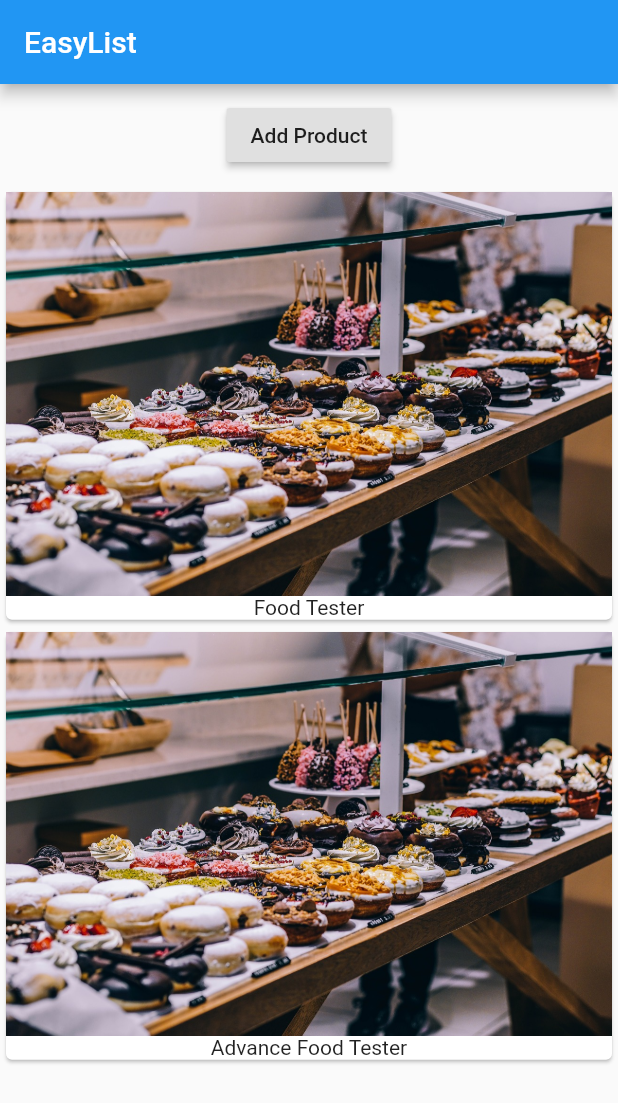
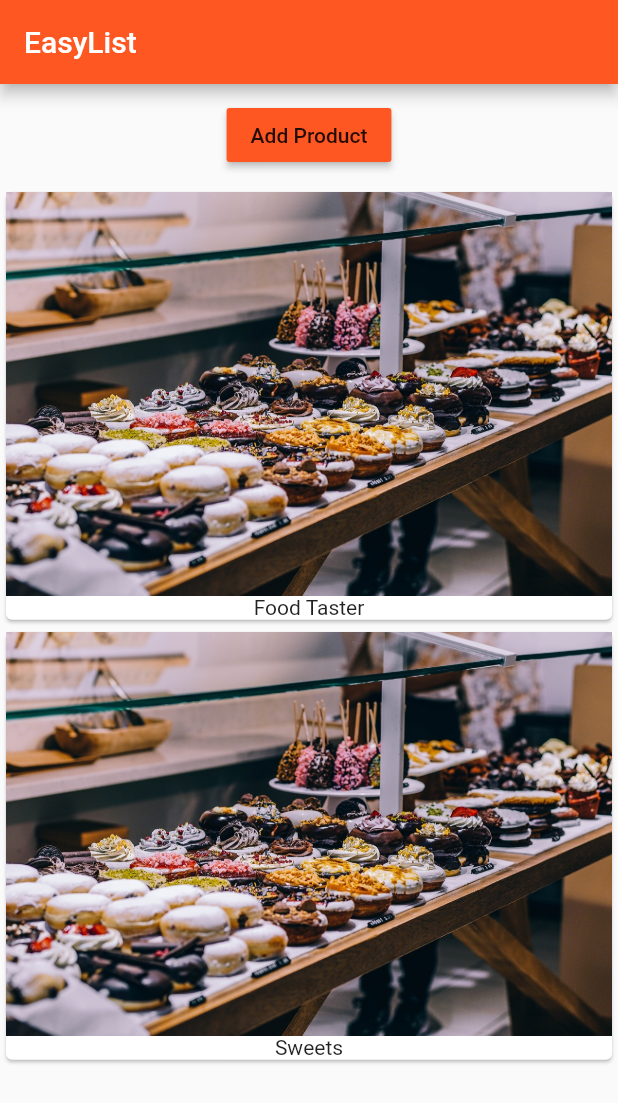
Before and after one commit to Sadid369/product_app, a Flutter app: the screen it shows after launch, after a tap on "Add Product", on a phone screen of 412 x 824 dp. Shown: the top 1103 px of the screen. Run offline on Flutter 3.47's test engine with Material 2 defaults, Android fonts, the phone set to English and light mode, and no system bars.

Commit message:
day 1 complete

```diff
--- a/lib/main.dart
+++ b/lib/main.dart
@@ -1,52 +1,26 @@
 import 'package:flutter/material.dart';
 import 'package:flutter/widgets.dart';
+import 'package:product_app/products.dart';
+import 'package:product_app/products_manager.dart';
 
 void main() {
   runApp(MyApp());
 }
 
-class MyApp extends StatefulWidget {
-  @override
-  _MyAppState createState() => _MyAppState();
-}
-
-class _MyAppState extends State<MyApp> {
-  List<String> _products = ['Food Tester'];
+class MyApp extends StatelessWidget {
   @override
   Widget build(BuildContext context) {
     return MaterialApp(
+      theme: ThemeData(
+          primarySwatch: Colors.deepOrange,
+          accentColor: Colors.deepPurple,
+          brightness: Brightness.light),
       home: Scaffold(
         appBar: AppBar(
           title: Text('EasyList'),
         ),
-        body: Column(
-          children: [
-            Container(
-              margin: EdgeInsets.all(10),
-              child: RaisedButton(
-                onPressed: () {
-                  setState(() {
-                    _products.add('Advance Food Tester');
-                  });
-                },
-                child: Text('Add Product'),
-              ),
-            ),
-            Column(
-              children: _products
-                  .map(
-                    (e) => Card(
-                      child: Column(
-                        children: [
-                          Image.asset('assets/food.jpg'),
-                          Text(e),
-                        ],
-                      ),
-                    ),
-                  )
-                  .toList(),
-            ),
-          ],
+        body: ProductManager(
+          startingProduct: 'Food Taster',
         ),
       ),
     );
--- /dev/null
+++ b/lib/product_control.dart
@@ -0,0 +1,16 @@
+import 'package:flutter/material.dart';
+
+class ProductControl extends StatelessWidget {
+  final Function addProduct;
+  ProductControl({this.addProduct});
+  @override
+  Widget build(BuildContext context) {
+    return RaisedButton(
+      color: Theme.of(context).primaryColor,
+      onPressed: () {
+        addProduct('Sweets');
+      },
+      child: Text('Add Product'),
+    );
+  }
+}
--- /dev/null
+++ b/lib/products.dart
@@ -0,0 +1,26 @@
+import 'package:flutter/material.dart';
+
+class Products extends StatelessWidget {
+  final List<String> products;
+  Products(this.products) {
+    print('[product Widget] Constructor');
+  }
+  @override
+  Widget build(BuildContext context) {
+    print('[product Widget] Build()');
+    return Column(
+      children: products
+          .map(
+            (e) => Card(
+              child: Column(
+                children: [
+                  Image.asset('assets/food.jpg'),
+                  Text(e),
+                ],
+              ),
+            ),
+          )
+          .toList(),
+    );
+  }
+}
--- /dev/null
+++ b/lib/products_manager.dart
@@ -0,0 +1,51 @@
+import 'package:flutter/material.dart';
+import 'package:product_app/product_control.dart';
+import 'package:product_app/products.dart';
+
+class ProductManager extends StatefulWidget {
+  final String startingProduct;
+  ProductManager({this.startingProduct}) {
+    print('[producrManager widget] Constructor');
+  }
+
+  @override
+  _ProductManagerState createState() {
+    print('[producrManager widget] CreateState');
+    return _ProductManagerState();
+  }
+}
+
+class _ProductManagerState extends State<ProductManager> {
+  List<String> _products = [];
+
+  @override
+  void initState() {
+    print('[producrManager sTATE widget] INITsTATE()');
+    _products.add(widget.startingProduct);
+    super.initState();
+  }
+
+  void _addProduct(String product) {
+    setState(() {
+      _products.add(product);
+    });
+  }
+
+  @override
+  Widget build(BuildContext context) {
+    print('[producrManager sTATE widget] Build()');
+    return Column(
+      children: [
+        Container(
+          margin: EdgeInsets.all(10),
+          child: ProductControl(
+            addProduct: _addProduct,
+          ),
+        ),
+        Products(
+          _products,
+        ),
+      ],
+    );
+  }
+}
```
